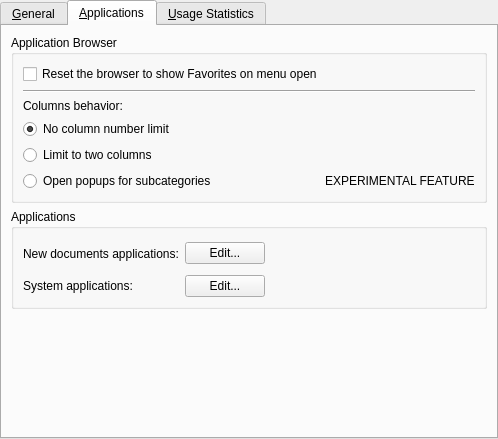
Qt form applets/lancelot/application/ui/LancelotConfigBase.ui (KDE/kdeplasma-addons) before a commit.
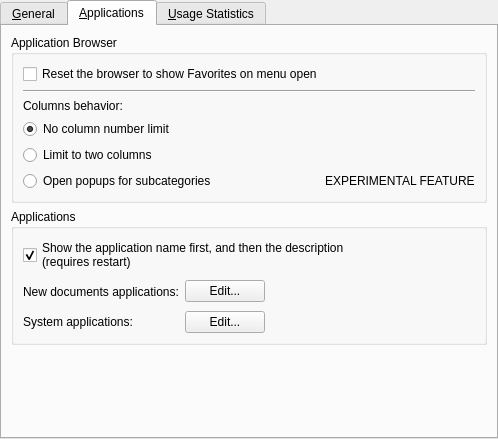
The same form after that commit. Custom widgets are drawn as their Qt base class.

Commit message: Configuration for whether lancelot shows the name of the application or the generic name first

What changed in the file:
```diff
--- a/applets/lancelot/application/ui/LancelotConfigBase.ui
+++ b/applets/lancelot/application/ui/LancelotConfigBase.ui
@@ -226,21 +226,14 @@
           <string>Applications</string>
          </property>
          <layout class="QGridLayout" name="gridLayout_3">
-          <item row="0" column="0" rowspan="2">
-           <widget class="QLabel" name="labelNewDocuments">
-            <property name="text">
-             <string>New documents applications:</string>
-            </property>
-           </widget>
-          </item>
-          <item row="0" column="1" rowspan="2">
-           <widget class="QPushButton" name="buttonNewDocumentsEdit">
+          <item row="3" column="1">
+           <widget class="QPushButton" name="buttonSystemApplicationsEdit">
             <property name="text">
              <string>Edit...</string>
             </property>
            </widget>
           </item>
-          <item row="0" column="2" rowspan="3">
+          <item row="1" column="2" rowspan="3">
            <spacer name="horizontalSpacer">
             <property name="orientation">
              <enum>Qt::Horizontal</enum>
@@ -253,17 +246,35 @@
             </property>
            </spacer>
           </item>
-          <item row="2" column="0">
+          <item row="1" column="1" rowspan="2">
+           <widget class="QPushButton" name="buttonNewDocumentsEdit">
+            <property name="text">
+             <string>Edit...</string>
+            </property>
+           </widget>
+          </item>
+          <item row="3" column="0">
            <widget class="QLabel" name="labelSystemApplications">
             <property name="text">
              <string>System applications:</string>
             </property>
            </widget>
           </item>
-          <item row="2" column="1">
-           <widget class="QPushButton" name="buttonSystemApplicationsEdit">
+          <item row="1" column="0" rowspan="2">
+           <widget class="QLabel" name="labelNewDocuments">
             <property name="text">
-             <string>Edit...</string>
+             <string>New documents applications:</string>
+            </property>
+           </widget>
+          </item>
+          <item row="0" column="0" colspan="3">
+           <widget class="QCheckBox" name="checkAppNameFirst">
+            <property name="text">
+             <string>Show the application name first, and then the description
+(requires restart)</string>
+            </property>
+            <property name="checked">
+             <bool>true</bool>
             </property>
            </widget>
           </item>
@@ -367,17 +378,17 @@
   </layout>
  </widget>
  <customwidgets>
+  <customwidget>
+   <class>KTextBrowser</class>
+   <extends>QTextBrowser</extends>
+   <header>ktextbrowser.h</header>
+  </customwidget>
   <customwidget>
    <class>KTabWidget</class>
    <extends>QTabWidget</extends>
    <header>ktabwidget.h</header>
    <container>1</container>
   </customwidget>
-  <customwidget>
-   <class>KTextBrowser</class>
-   <extends>QTextBrowser</extends>
-   <header>ktextbrowser.h</header>
-  </customwidget>
  </customwidgets>
  <resources/>
  <connections/>
```
Left out of the diff: 6 changed lines with no effect on the pictures. The commit also changes 6 other files.
